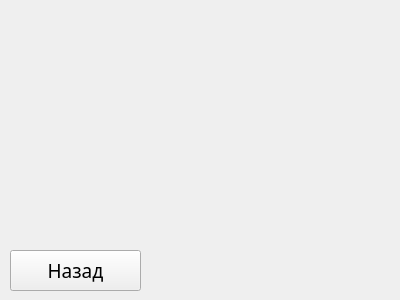
The window that LLearnPy/taskform.ui (lapisgame/PythonLectures_QT_prototype) describes before a commit, drawn with Qt 5.
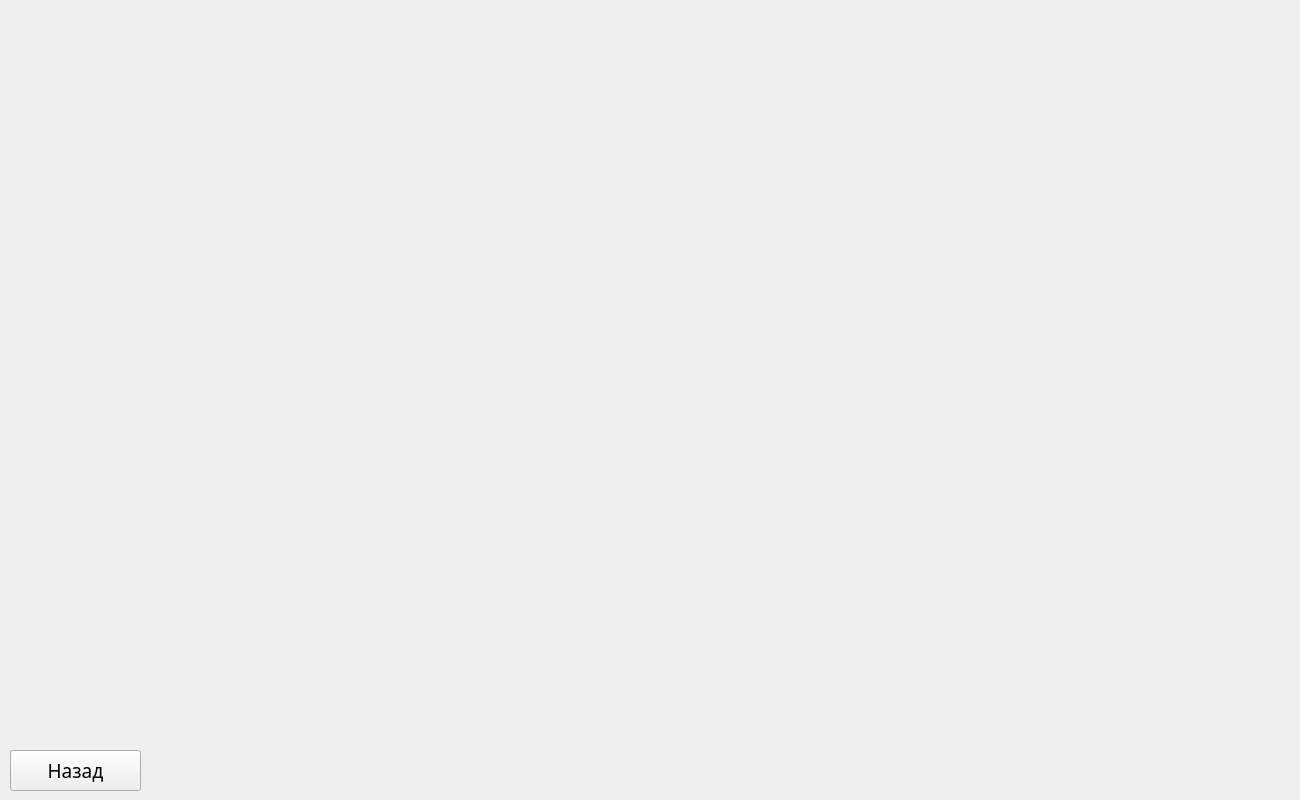
The same window after the commit.

Patch:
```diff
--- a/LLearnPy/taskform.ui
+++ b/LLearnPy/taskform.ui
@@ -6,8 +6,8 @@
    <rect>
     <x>0</x>
     <y>0</y>
-    <width>400</width>
-    <height>300</height>
+    <width>1300</width>
+    <height>800</height>
    </rect>
   </property>
   <property name="windowTitle">
@@ -17,7 +17,7 @@
    <property name="geometry">
     <rect>
      <x>10</x>
-     <y>250</y>
+     <y>750</y>
      <width>131</width>
      <height>41</height>
     </rect>
```
